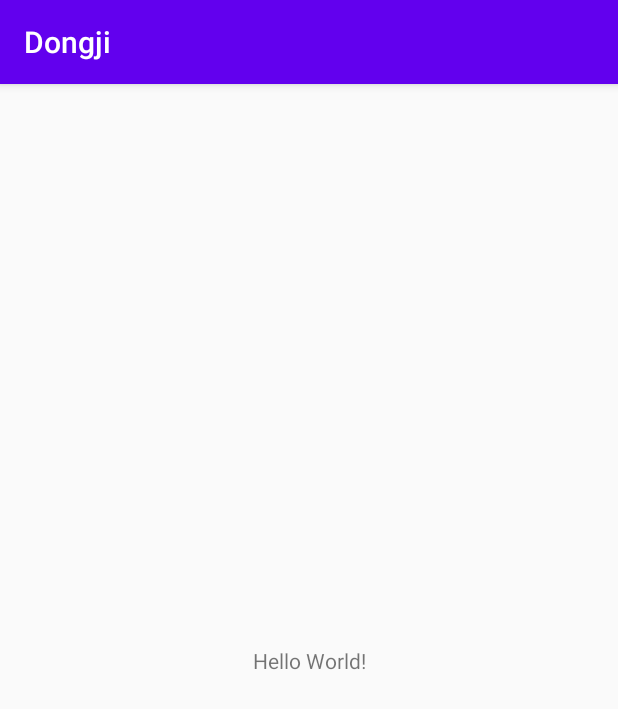
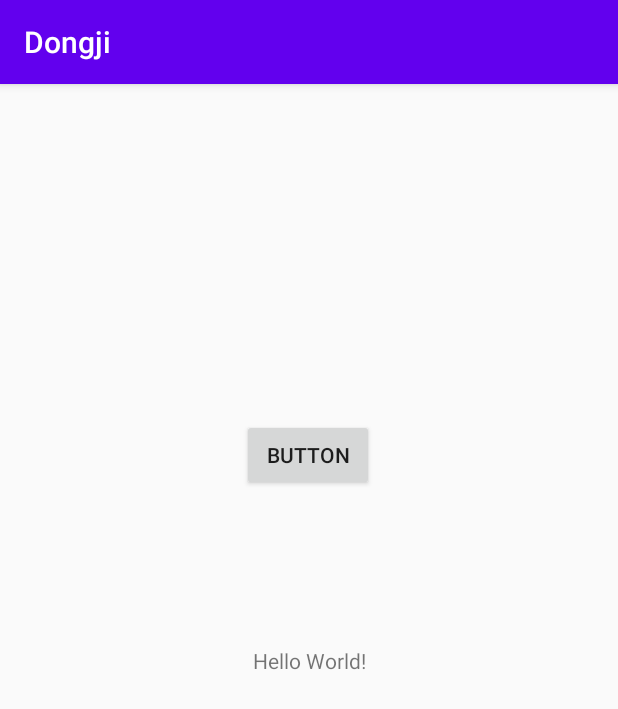
Before and after one commit to julianne03/Dongji, an Android app: the screen it shows after launch (MainActivity), on a phone screen of 412 x 824 dp. Shown: the top 709 px of the screen. Run offline under Robolectric (Android 15) with nearby library versions, the phone set to English and light mode, and no system bars.

Commit message:
First commit

```diff
--- a/app/src/main/res/layout/activity_main.xml
+++ b/app/src/main/res/layout/activity_main.xml
@@ -7,6 +7,7 @@
     tools:context=".MainActivity">
 
     <TextView
+        android:id="@+id/textView"
         android:layout_width="wrap_content"
         android:layout_height="wrap_content"
         android:text="Hello World!"
@@ -15,4 +16,16 @@
         app:layout_constraintRight_toRightOf="parent"
         app:layout_constraintTop_toTopOf="parent" />
 
+    <Button
+        android:id="@+id/button"
+        android:layout_width="wrap_content"
+        android:layout_height="wrap_content"
+        android:text="Button"
+        app:layout_constraintBottom_toBottomOf="parent"
+        app:layout_constraintEnd_toEndOf="parent"
+        app:layout_constraintHorizontal_bias="0.498"
+        app:layout_constraintStart_toStartOf="parent"
+        app:layout_constraintTop_toTopOf="parent"
+        app:layout_constraintVertical_bias="0.31" />
+
 </androidx.constraintlayout.widget.ConstraintLayout>
```
